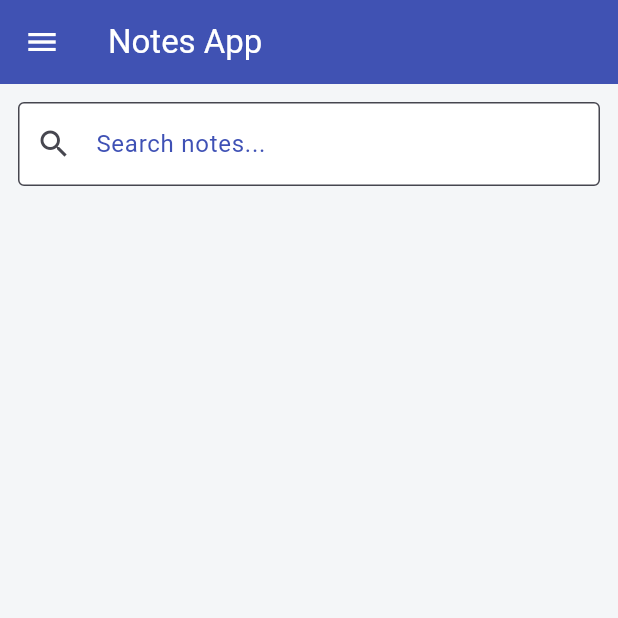
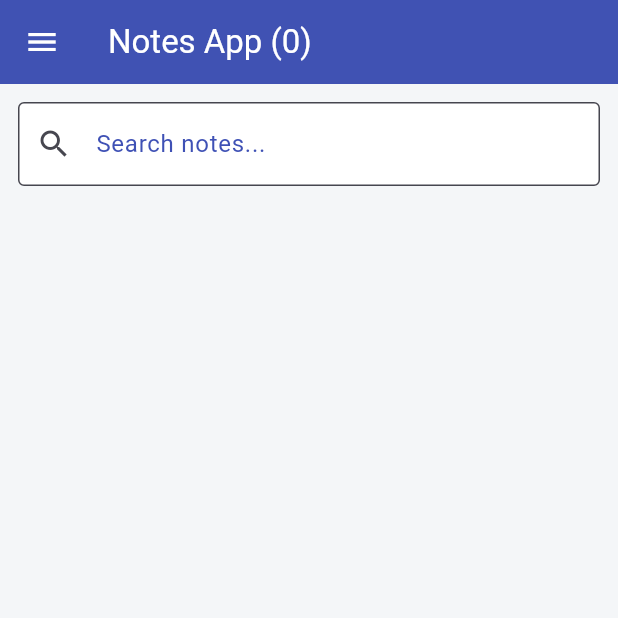
Before and after one commit to SharmilaSSinnapaya/notes_app_flutter, a Flutter app: the screen it shows after launch, on a phone screen of 412 x 824 dp, the top half of it. Run offline on Flutter 3.47's test engine with Material 3 defaults, Android fonts, the phone set to English and light mode, and no system bars; our stand-ins replace shared_preferences.

Commit message:
added total number of notes

```diff
--- a/lib/screens/home_screen.dart
+++ b/lib/screens/home_screen.dart
@@ -232,7 +232,9 @@ class _HomeScreenState extends State<HomeScreen> {
   @override
   Widget build(BuildContext context) {
     return Scaffold(
-      appBar: AppBar(title: const Text('Notes App')),
+      appBar: AppBar(
+  title: Text('Notes App (${notes.where((n) => n.deletedAt == null).length})'),
+),
       drawer: const AppDrawer(),
       body: Column(
         children: [
```
